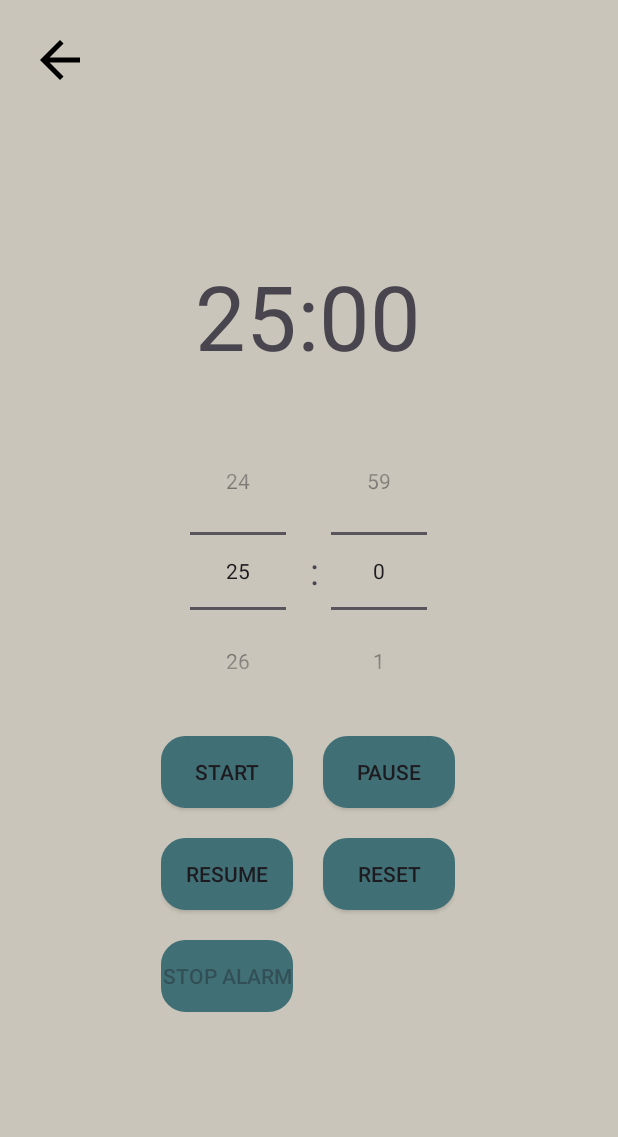
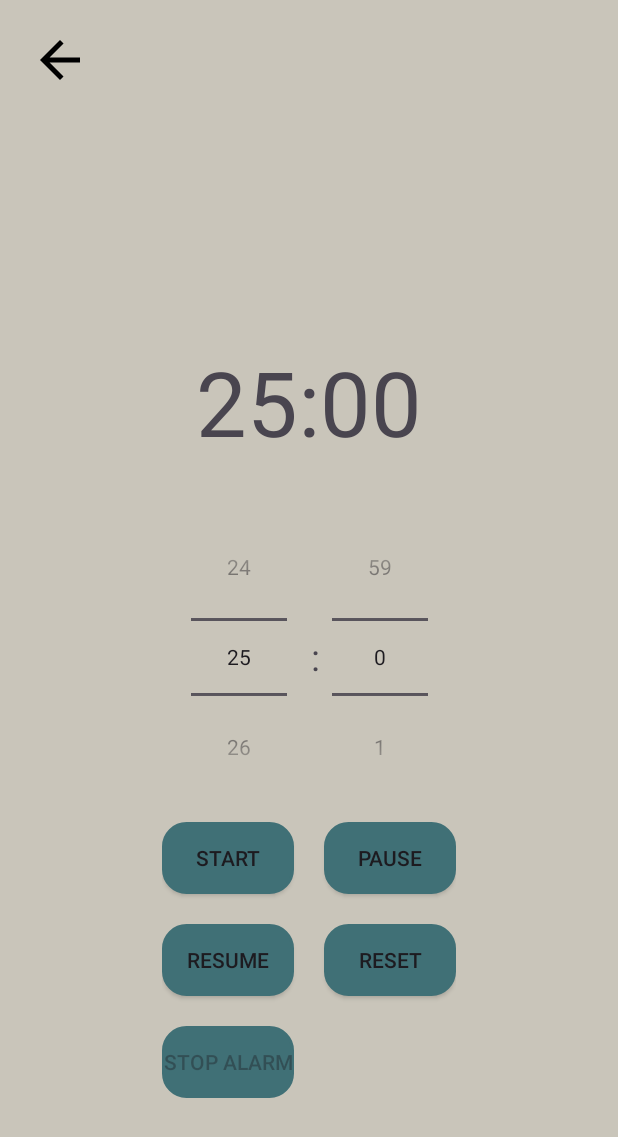
Before and after one commit to LauYanHui/MAD24_P01_05, an Android app: the TimerActivity screen opened directly, with no data from a screen before it, on a phone screen of 412 x 824 dp. Shown: the top 1137 px of the screen. Run offline under Robolectric (Android 15) with nearby library versions, the phone set to English and light mode, and no system bars.

Commit message:
Changed the ui for timer and fragment_recipe.xml

```diff
--- a/app/src/main/res/drawable/recipebox.xml
+++ b/app/src/main/res/drawable/recipebox.xml
@@ -3,5 +3,5 @@
     <solid android:color="@color/timberWolf" />
     <stroke android:width="2dp" android:color="@android:color/black" />
     <padding android:left="2dp" android:top="2dp" android:right="2dp" android:bottom="2dp" />
-    <corners android:radius="4dp" />
+    <corners android:radius="15dp" />
 </shape>
--- a/app/src/main/res/layout/activity_timer.xml
+++ b/app/src/main/res/layout/activity_timer.xml
@@ -7,6 +7,7 @@
     android:layout_height="match_parent"
     android:background="@color/timberWolf"
     tools:context=".activities.TimerActivity">
+
     <ImageView
         android:id="@+id/btnBack"
         android:layout_width="40dp"
@@ -25,26 +26,29 @@
         style="?android:attr/progressBarStyleHorizontal"
         android:layout_width="250dp"
         android:layout_height="250dp"
-        android:layout_marginStart="104dp"
-        android:layout_marginTop="80dp"
         android:background="@drawable/circle_shape"
         android:indeterminate="false"
         android:progressDrawable="@drawable/circle_progress_bar"
+        app:layout_constraintBottom_toBottomOf="parent"
+        app:layout_constraintEnd_toEndOf="parent"
+        app:layout_constraintHorizontal_bias="0.496"
         app:layout_constraintStart_toStartOf="parent"
-        app:layout_constraintTop_toTopOf="parent" />
+        app:layout_constraintTop_toTopOf="parent"
+        app:layout_constraintVertical_bias="0.249" />
 
     <TextView
         android:id="@+id/timerTextView"
         android:layout_width="wrap_content"
         android:layout_height="wrap_content"
-        android:layout_marginTop="170dp"
         android:text="25:00"
         android:textSize="60sp"
-        app:layout_constraintBottom_toTopOf="@id/pickerLayout"
-        app:layout_constraintEnd_toEndOf="parent"
-        app:layout_constraintHorizontal_bias="0.498"
-        app:layout_constraintStart_toStartOf="parent"
-        app:layout_constraintTop_toTopOf="parent" />
+        app:layout_constraintTop_toTopOf="@id/progressBar"
+        app:layout_constraintBottom_toBottomOf="@id/progressBar"
+        app:layout_constraintStart_toStartOf="@id/progressBar"
+        app:layout_constraintEnd_toEndOf="@id/progressBar"
+        app:layout_constraintHorizontal_bias="0.5"
+        app:layout_constraintVertical_bias="0.5"
+        android:gravity="center"/>
 
     <LinearLayout
         android:id="@+id/pickerLayout"
@@ -53,7 +57,6 @@
         android:layout_marginTop="40dp"
         android:orientation="horizontal"
         app:layout_constraintEnd_toEndOf="parent"
-        app:layout_constraintHorizontal_bias="0.498"
         app:layout_constraintStart_toStartOf="parent"
         app:layout_constraintTop_toBottomOf="@id/timerTextView">
 
@@ -87,7 +90,6 @@
         android:padding="16dp"
         android:rowCount="2"
         app:layout_constraintEnd_toEndOf="parent"
-        app:layout_constraintHorizontal_bias="0.497"
         app:layout_constraintStart_toStartOf="parent"
         app:layout_constraintTop_toBottomOf="@id/pickerLayout">
 
@@ -138,7 +140,6 @@
             android:id="@+id/stopButton"
             android:layout_width="wrap_content"
             android:layout_height="wrap_content"
-
             android:layout_marginTop="20dp"
             android:background="@drawable/style_rounded_et"
             android:backgroundTint="@color/caribbeanCurrent"
@@ -148,6 +149,3 @@
     </GridLayout>
 
 </androidx.constraintlayout.widget.ConstraintLayout>
-    <!--
-    android:layout_column=""
-    android:layout_row=""-->
--- a/app/src/main/res/layout/item_main_ingredient.xml
+++ b/app/src/main/res/layout/item_main_ingredient.xml
@@ -13,7 +13,6 @@
         android:layout_marginLeft="10dp"
         android:textStyle="bold"
         android:padding="8dp"
-
         android:text="Main ingredient"
         />
     <androidx.recyclerview.widget.RecyclerView
--- a/app/src/main/res/layout/row_cuisine.xml
+++ b/app/src/main/res/layout/row_cuisine.xml
@@ -3,6 +3,7 @@
     android:layout_width="wrap_content"
     android:layout_height="wrap_content"
     android:orientation="horizontal"
+
     android:padding="8dp">
 
     <TextView
@@ -12,7 +13,8 @@
         android:text="@string/placeholder"
         android:textSize="16sp"
         android:padding="8dp"
+
         android:gravity="center"
-        android:background="@drawable/style_rounded_et"
+        android:background="@drawable/recipebox"
         android:textColor="@android:color/black"/>
 </LinearLayout>
```
Also changed, not shown: app/src/main/java/sg/edu/np/mad/cookbuddy/activities/RecipeFragment.java (+28 -2 lines), app/src/main/res/layout/fragment_recipe.xml (+35 -22 lines), app/src/main/res/layout/item_recipe.xml (+18 -6 lines).
